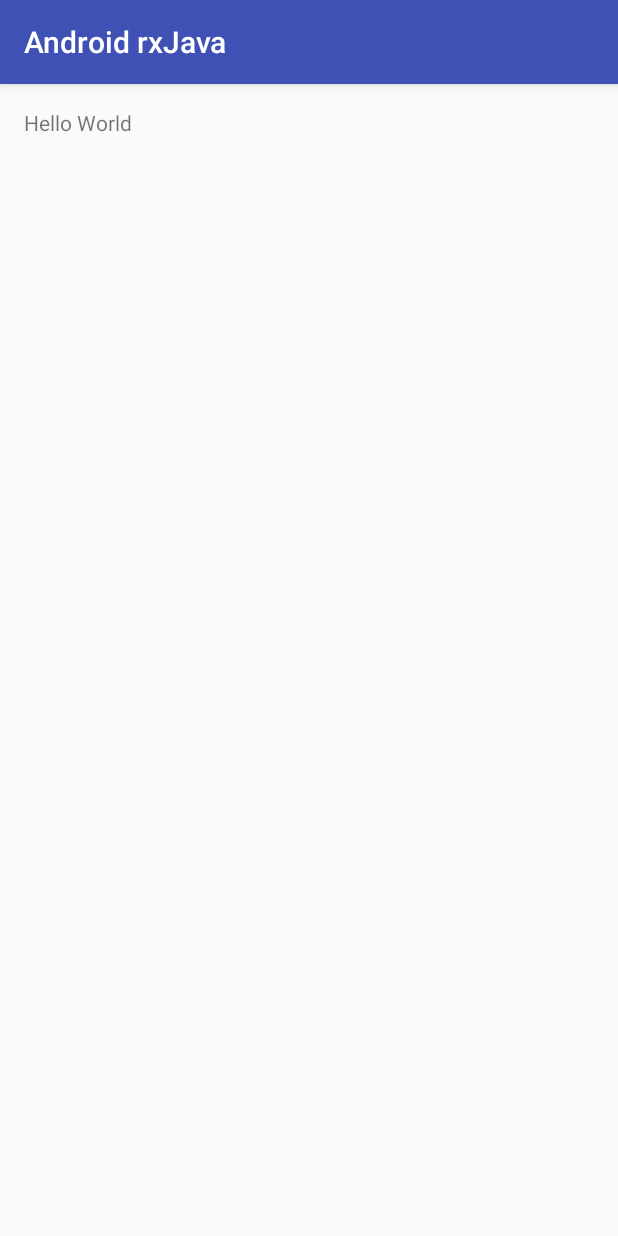
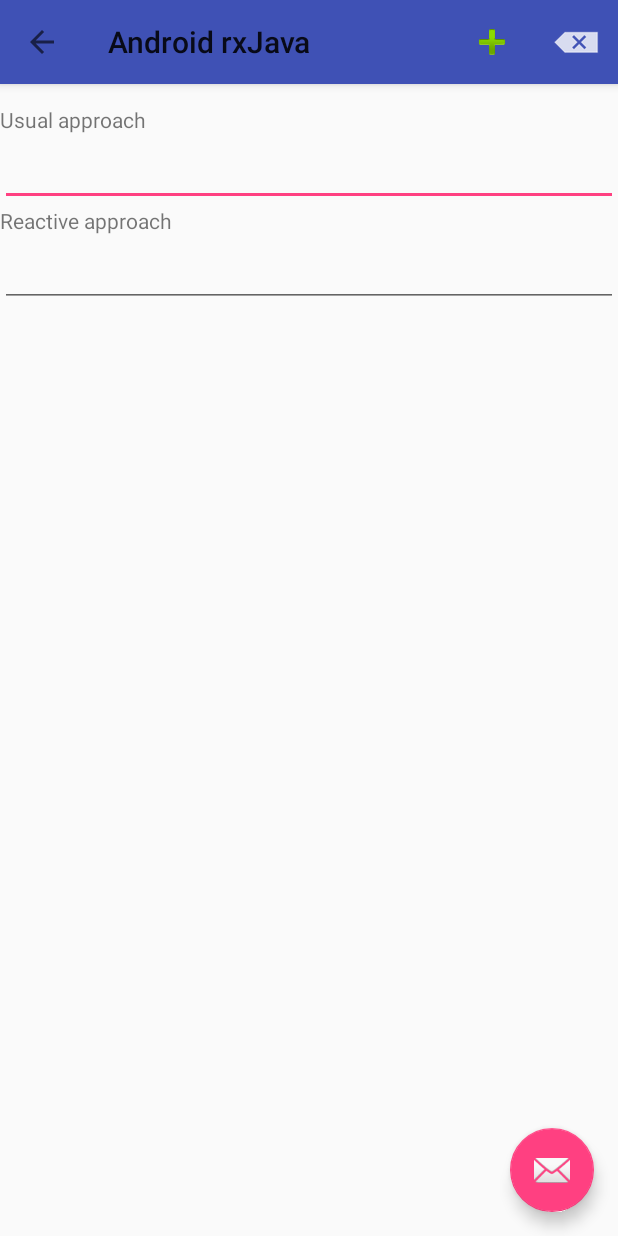
Before and after one commit to beblank/AndroidrxJava, an Android app: the Part6Activity screen opened directly, with no data from a screen before it, on a phone screen of 412 x 824 dp. Run offline under Robolectric (Android 15) with nearby library versions, the phone set to English and light mode, and no system bars; libraries missing offline, so code that uses them is left out: com.jakewharton.rxbinding, rx.functions; 4 statements that could not run were skipped.

Commit message:
end chapter 6 with some function not used difficulties on using this::function without input (Action not Action1)

```diff
--- a/app/build.gradle
+++ b/app/build.gradle
@@ -35,5 +35,8 @@ dependencies {
     compile 'com.squareup.retrofit2:adapter-rxjava:2.1.0'
     compile 'com.squareup.retrofit2:converter-gson:2.1.0'
     compile 'com.android.support:design:25.1.0'
+    compile 'com.jakewharton.rxbinding:rxbinding:1.0.0'
+    compile 'com.jakewharton.rxbinding:rxbinding-appcompat-v7:1.0.0'
+    compile 'com.jakewharton.rxbinding:rxbinding-design:1.0.0'
     testCompile 'junit:junit:4.12'
 }
--- a/app/src/main/java/com/example/adityahadiwijaya/androidrxjava/part6/Part6Activity.java
+++ b/app/src/main/java/com/example/adityahadiwijaya/androidrxjava/part6/Part6Activity.java
@@ -1,18 +1,26 @@
 package com.example.adityahadiwijaya.androidrxjava.part6;
 
 import android.os.Bundle;
+import android.support.annotation.IntegerRes;
+import android.support.design.widget.FloatingActionButton;
+import android.support.design.widget.Snackbar;
 import android.support.v7.app.AppCompatActivity;
-import android.util.Log;
+import android.support.v7.widget.Toolbar;
+import android.text.Editable;
+import android.text.TextWatcher;
+import android.view.Menu;
+import android.view.MenuItem;
+import android.widget.EditText;
 import android.widget.TextView;
+import android.widget.Toast;
 
 import com.example.adityahadiwijaya.androidrxjava.R;
-import com.trello.rxlifecycle.components.support.RxAppCompatActivity;
+import com.jakewharton.rxbinding.support.design.widget.RxSnackbar;
+import com.jakewharton.rxbinding.support.v7.widget.RxToolbar;
+import com.jakewharton.rxbinding.view.RxView;
+import com.jakewharton.rxbinding.widget.RxTextView;
 
-import java.util.concurrent.TimeUnit;
-
-import rx.Observable;
-import rx.android.schedulers.AndroidSchedulers;
-import rx.functions.Action0;
+import rx.functions.Action;
 import rx.functions.Action1;
 
 /**
@@ -21,10 +29,102 @@ import rx.functions.Action1;
 
 public class Part6Activity extends AppCompatActivity {
 
+    TextView responseTextView;
+
     @Override
     protected void onCreate(Bundle savedInstanceState) {
         super.onCreate(savedInstanceState);
-        setContentView(R.layout.activity_part1);
+        setContentView(R.layout.activity_part6);
+        responseTextView = (TextView)findViewById(R.id.response);
+
+        manageToolbar();
+        manageFloatingActionButton();
+        manageEditTexts();
     }
 
+    private void manageToolbar() {
+        Toolbar toolbar = (Toolbar)findViewById(R.id.toolbar);
+        setSupportActionBar(toolbar);
+        getSupportActionBar().setDisplayHomeAsUpEnabled(true);
+
+        RxToolbar.itemClicks(toolbar).subscribe(onToolbarItemClicked);
+        RxToolbar.navigationClicks(toolbar).subscribe();
+    }
+
+    Action1<MenuItem> onToolbarItemClicked = new Action1<MenuItem>() {
+        @Override
+        public void call(MenuItem menuItem) {
+            String message = "Item \"" + menuItem.getTitle() + "\" clicked";
+            Toast.makeText(Part6Activity.this, message, Toast.LENGTH_SHORT).show();
+        }
+    };
+
+
+
+    private void onToolbarNavigationClicked1(){
+        Toast.makeText(this, "Navigation item clicked", Toast.LENGTH_SHORT).show();
+    }
+
+    @Override
+    public boolean onCreateOptionsMenu(Menu menu) {
+        getMenuInflater().inflate(R.menu.part6, menu);
+        return true;
+    }
+
+    private void manageFloatingActionButton() {
+        FloatingActionButton fab = (FloatingActionButton)findViewById(R.id.fab);
+        RxView.clicks(fab).subscribe();
+    }
+
+    private void onFabClicked(){
+        Snackbar testSnackbar = Snackbar.make(findViewById(android.R.id.content), "Snackbar clicked", Snackbar.LENGTH_SHORT);
+        testSnackbar.show();
+
+        RxSnackbar.dismisses(testSnackbar).subscribe(onScnackbarDismissed);
+    }
+
+    Action1<Integer> onScnackbarDismissed = new Action1<Integer>() {
+        @Override
+        public void call(Integer integer) {
+            String text = "Snackbar dissmised with code " + integer;
+            Toast.makeText(Part6Activity.this, text, Toast.LENGTH_SHORT).show();
+        }
+    };
+
+    private void manageEditTexts() {
+        EditText usualApproachEditText, reactiveApproachEditText;
+
+        usualApproachEditText = (EditText)findViewById(R.id.editTextUsualApproach);
+        usualApproachEditText.addTextChangedListener(new TextWatcher() {
+            @Override
+            public void beforeTextChanged(CharSequence charSequence, int i, int i1, int i2) {
+
+            }
+
+            @Override
+            public void onTextChanged(CharSequence s, int i, int i1, int i2) {
+                onNewTextChanged(s);
+            }
+
+            @Override
+            public void afterTextChanged(Editable editable) {
+
+            }
+        });
+
+        reactiveApproachEditText = (EditText)findViewById(R.id.editTextReactiveApproach);
+        RxTextView.textChanges(reactiveApproachEditText).subscribe(onNewTextChange);
+    }
+
+    private void onNewTextChanged(CharSequence text){
+        responseTextView.setText(text);
+    }
+
+    Action1<CharSequence> onNewTextChange = new Action1<CharSequence>() {
+        @Override
+        public void call(CharSequence s) {
+            responseTextView.setText(s);
+        }
+    };
+
 }
--- a/app/src/main/res/layout/activity_part6.xml
+++ b/app/src/main/res/layout/activity_part6.xml
@@ -3,7 +3,6 @@
     xmlns:android="http://schemas.android.com/apk/res/android"
     xmlns:tools="http://schemas.android.com/tools"
     android:orientation="vertical"
-    android:fitsSystemWindows="true"
     tools:context=".part6.Part6Activity"
     android:layout_width="match_parent"
     android:layout_height="match_parent">
@@ -21,7 +20,7 @@
 
     </android.support.design.widget.AppBarLayout>
 
-    <include layout="=@layout/content_part6" />
+    <include layout="@layout/content_part6" />
 
     <android.support.design.widget.FloatingActionButton
         android:id="@+id/fab"
--- a/app/src/main/res/layout/content_part6.xml
+++ b/app/src/main/res/layout/content_part6.xml
@@ -1,8 +1,12 @@
 <?xml version="1.0" encoding="utf-8"?>
 <LinearLayout xmlns:android="http://schemas.android.com/apk/res/android"
+    xmlns:tools="http://schemas.android.com/tools"
     android:orientation="vertical"
+    android:paddingTop="70dp"
     android:layout_width="match_parent"
-    android:layout_height="match_parent" >
+    android:layout_height="wrap_content"
+    tools:context=".part6.Part6Activity"
+    tools:showIn="@layout/activity_part6">
 
     <TextView
         android:layout_width="match_parent"
--- /dev/null
+++ b/app/src/main/res/menu/part6.xml
@@ -0,0 +1,15 @@
+<?xml version="1.0" encoding="utf-8"?>
+<menu xmlns:android="http://schemas.android.com/apk/res/android"
+    xmlns:app="http://schemas.android.com/apk/res-auto">
+
+    <item android:icon="@android:drawable/ic_input_add"
+        android:id="@+id/menuInputAdd"
+        android:title="+"
+        app:showAsAction="always" />
+
+    <item android:icon="@android:drawable/ic_input_delete"
+        android:id="@+id/menuInputDelete"
+        android:title="-"
+        app:showAsAction="always" />
+
+</menu>
--- a/app/src/main/res/values/styles.xml
+++ b/app/src/main/res/values/styles.xml
@@ -6,6 +6,8 @@
         <item name="colorPrimary">@color/colorPrimary</item>
         <item name="colorPrimaryDark">@color/colorPrimaryDark</item>
         <item name="colorAccent">@color/colorAccent</item>
+        <item name="windowActionBar">false</item>
+        <item name="windowNoTitle">true</item>
     </style>
 
     <style name="Rxbutton" parent="Base.TextAppearance.AppCompat.Button">
```
